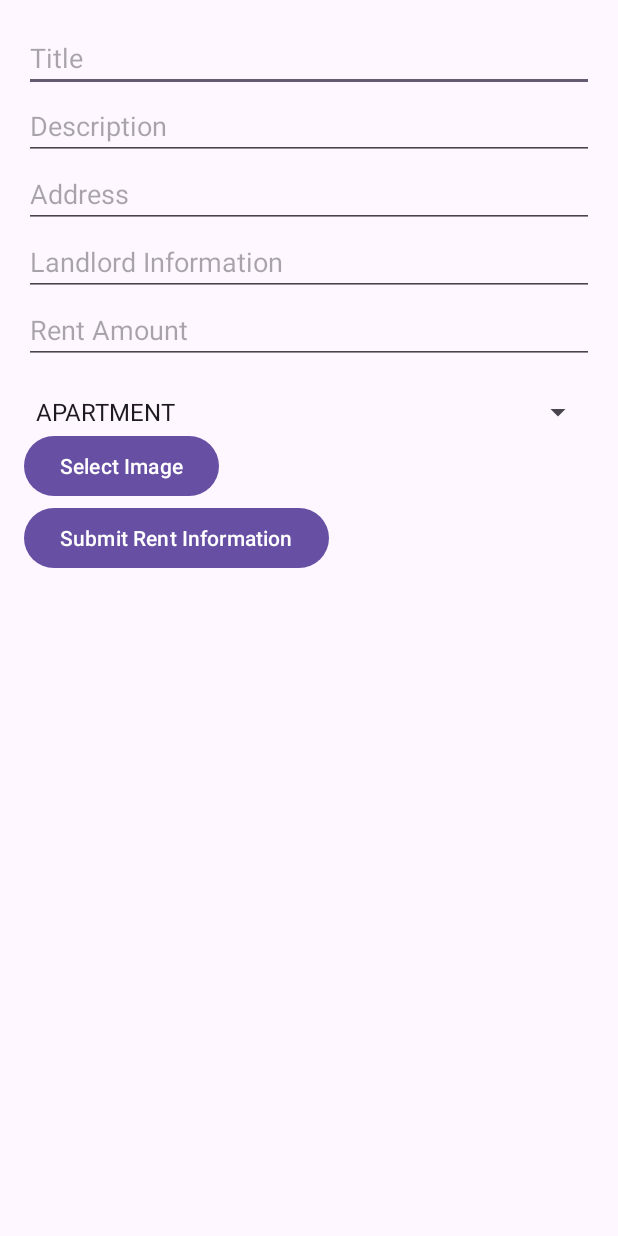
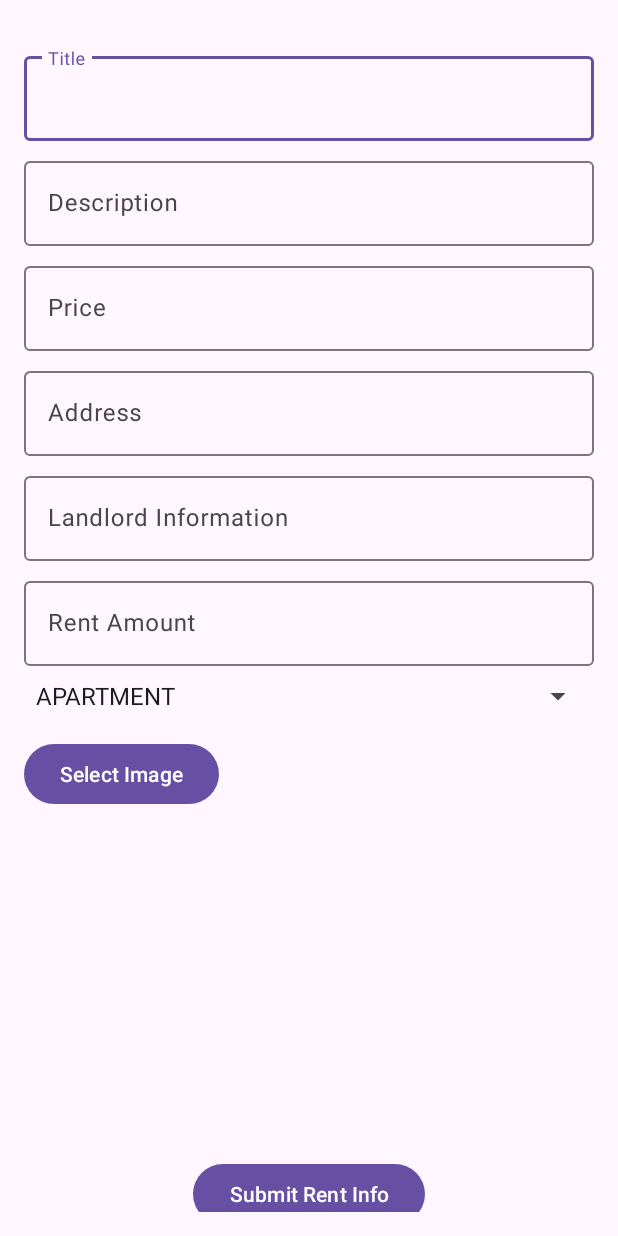
Before and after one commit to YuqiGuo105/RentToOrange, an Android app: the PostRentInfo screen opened directly, with no data from a screen before it, on a phone screen of 412 x 824 dp. Run offline under Robolectric (Android 15) with nearby library versions, the phone set to English and light mode, and no system bars; our stand-ins replace Firebase (no records; nobody signed in at launch, a user with empty details on screens opened directly); pictures from the network do not load; Roboto replaces fonts that are not available here.

Commit message:
Revision of post rent info page

```diff
--- a/app/src/main/res/layout/activity_post_rent_info.xml
+++ b/app/src/main/res/layout/activity_post_rent_info.xml
@@ -1,77 +1,156 @@
 <?xml version="1.0" encoding="utf-8"?>
-<LinearLayout
+<androidx.constraintlayout.widget.ConstraintLayout
     xmlns:android="http://schemas.android.com/apk/res/android"
+    xmlns:app="http://schemas.android.com/apk/res-auto"
     android:layout_width="match_parent"
     android:layout_height="match_parent"
-    android:orientation="vertical"
     android:padding="16dp">
 
     <!-- Title Input -->
-    <EditText
+    <com.google.android.material.textfield.TextInputLayout
+        android:id="@+id/tilTitle"
+        android:layout_width="match_parent"
+        android:layout_height="wrap_content"
+        app:layout_constraintTop_toTopOf="parent"
+        app:layout_constraintStart_toStartOf="parent"
+        app:layout_constraintEnd_toEndOf="parent"
+        android:layout_marginTop="16dp">
+
+        <com.google.android.material.textfield.TextInputEditText
             android:id="@+id/etTitle"
             android:layout_width="match_parent"
             android:layout_height="wrap_content"
             android:hint="Title"
             android:inputType="text" />
+    </com.google.android.material.textfield.TextInputLayout>
 
     <!-- Description Input -->
-    <EditText
+    <com.google.android.material.textfield.TextInputLayout
+        android:id="@+id/tilDescription"
+        android:layout_width="match_parent"
+        android:layout_height="wrap_content"
+        app:layout_constraintTop_toBottomOf="@id/tilTitle"
+        app:layout_constraintStart_toStartOf="parent"
+        app:layout_constraintEnd_toEndOf="parent"
+        android:layout_marginTop="8dp">
+
+        <com.google.android.material.textfield.TextInputEditText
             android:id="@+id/etDescription"
             android:layout_width="match_parent"
             android:layout_height="wrap_content"
             android:hint="Description"
             android:inputType="textMultiLine" />
+    </com.google.android.material.textfield.TextInputLayout>
+
+    <!-- Price Input -->
+    <com.google.android.material.textfield.TextInputLayout
+        android:id="@+id/tilPrice"
+        android:layout_width="match_parent"
+        android:layout_height="wrap_content"
+        app:layout_constraintTop_toBottomOf="@id/tilDescription"
+        app:layout_constraintStart_toStartOf="parent"
+        app:layout_constraintEnd_toEndOf="parent"
+        android:layout_marginTop="8dp">
+
+        <com.google.android.material.textfield.TextInputEditText
+            android:id="@+id/etPrice"
+            android:layout_width="match_parent"
+            android:layout_height="wrap_content"
+            android:hint="Price"
+            android:inputType="numberDecimal" />
+    </com.google.android.material.textfield.TextInputLayout>
 
     <!-- Address Input -->
-    <EditText
+    <com.google.android.material.textfield.TextInputLayout
+        android:id="@+id/tilAddress"
+        android:layout_width="match_parent"
+        android:layout_height="wrap_content"
+        app:layout_constraintTop_toBottomOf="@id/tilPrice"
+        android:layout_marginTop="8dp"
+        app:layout_constraintStart_toStartOf="parent"
+        app:layout_constraintEnd_toEndOf="parent">
+
+        <com.google.android.material.textfield.TextInputEditText
             android:id="@+id/etAddress"
             android:layout_width="match_parent"
             android:layout_height="wrap_content"
-        android:hint="Address"
-        android:inputType="textPostalAddress" />
+            android:hint="Address" />
+    </com.google.android.material.textfield.TextInputLayout>
 
-    <!-- Landlord Information Input -->
-    <EditText
+    <!-- Landlord Info Input -->
+    <com.google.android.material.textfield.TextInputLayout
+        android:id="@+id/tilLandlordInfo"
+        android:layout_width="match_parent"
+        android:layout_height="wrap_content"
+        app:layout_constraintTop_toBottomOf="@id/tilAddress"
+        android:layout_marginTop="8dp"
+        app:layout_constraintStart_toStartOf="parent"
+        app:layout_constraintEnd_toEndOf="parent">
+
+        <com.google.android.material.textfield.TextInputEditText
             android:id="@+id/etLandlordInfo"
             android:layout_width="match_parent"
             android:layout_height="wrap_content"
-        android:hint="Landlord Information"
-        android:inputType="text" />
+            android:hint="Landlord Information" />
+    </com.google.android.material.textfield.TextInputLayout>
+    <!-- Rent Input -->
+    <com.google.android.material.textfield.TextInputLayout
+        android:id="@+id/tilRent"
+        android:layout_width="match_parent"
+        android:layout_height="wrap_content"
+        app:layout_constraintTop_toBottomOf="@id/tilLandlordInfo"
+        android:layout_marginTop="8dp"
+        app:layout_constraintStart_toStartOf="parent"
+        app:layout_constraintEnd_toEndOf="parent">
 
-    <!-- Rent Amount Input -->
-    <EditText
+        <com.google.android.material.textfield.TextInputEditText
             android:id="@+id/etRent"
             android:layout_width="match_parent"
             android:layout_height="wrap_content"
             android:hint="Rent Amount"
             android:inputType="numberDecimal" />
+    </com.google.android.material.textfield.TextInputLayout>
 
+    <!-- House Type Spinner -->
     <Spinner
         android:id="@+id/spinnerHouseType"
         android:layout_width="match_parent"
         android:layout_height="wrap_content"
-        android:layout_marginTop="20dp" />
-
+        app:layout_constraintTop_toBottomOf="@id/tilRent"
+        android:layout_marginTop="8dp"
+        app:layout_constraintStart_toStartOf="parent"
+        app:layout_constraintEnd_toEndOf="parent" />
 
     <!-- Image Selection Button -->
     <Button
         android:id="@+id/btnSelectImage"
         android:layout_width="wrap_content"
         android:layout_height="wrap_content"
-        android:text="Select Image" />
-
-    <!-- Submit Button -->
-    <Button
-        android:id="@+id/btnSubmitRentInfo"
-        android:layout_width="wrap_content"
-        android:layout_height="wrap_content"
-        android:text="Submit Rent Information" />
+        android:text="Select Image"
+        app:layout_constraintTop_toBottomOf="@id/spinnerHouseType"
+        app:layout_constraintStart_toStartOf="parent"
+        android:layout_marginTop="16dp" />
 
     <!-- Image Preview -->
     <ImageView
         android:id="@+id/imgPreview"
         android:layout_width="match_parent"
         android:layout_height="200dp"
+        app:layout_constraintTop_toBottomOf="@id/btnSelectImage"
+        android:layout_marginTop="16dp"
+        app:layout_constraintStart_toStartOf="parent"
+        app:layout_constraintEnd_toEndOf="parent"
         android:scaleType="centerCrop" />
 
-</LinearLayout>
+    <!-- Submit Rent Info Button -->
+    <Button
+        android:id="@+id/btnSubmitRentInfo"
+        android:layout_width="wrap_content"
+        android:layout_height="wrap_content"
+        android:text="Submit Rent Info"
+        app:layout_constraintTop_toBottomOf="@id/imgPreview"
+        app:layout_constraintStart_toStartOf="parent"
+        app:layout_constraintEnd_toEndOf="parent"
+        android:layout_marginTop="16dp" />
+
+</androidx.constraintlayout.widget.ConstraintLayout>
```
Lines whose indentation alone changed are shown as unchanged.
